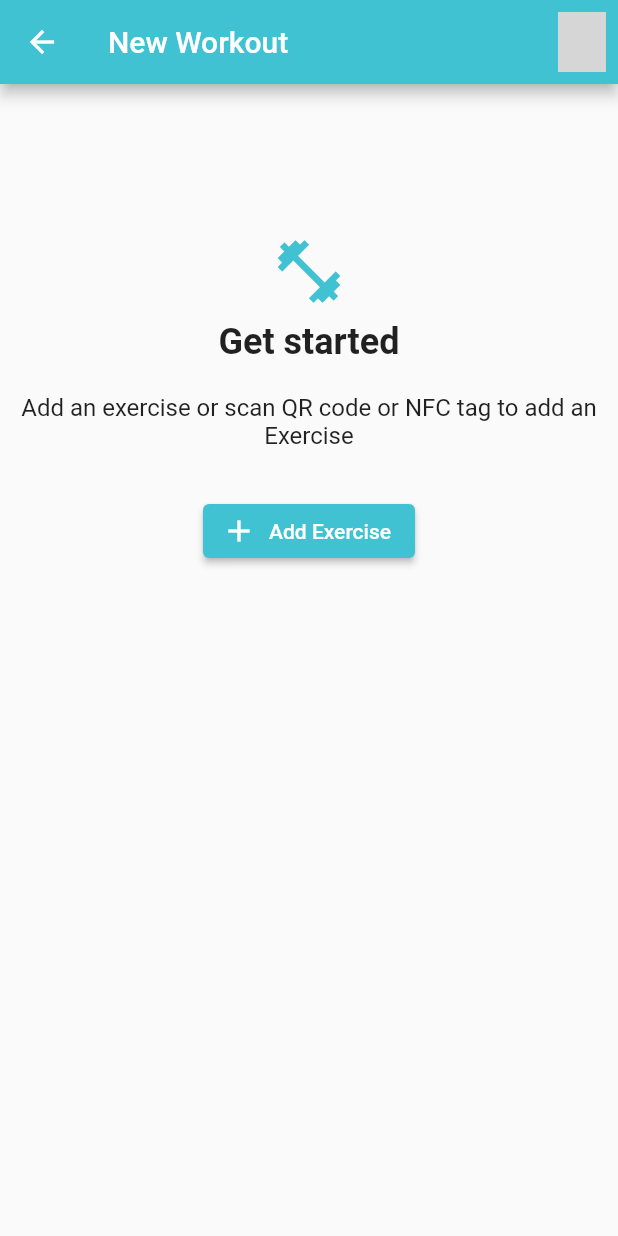
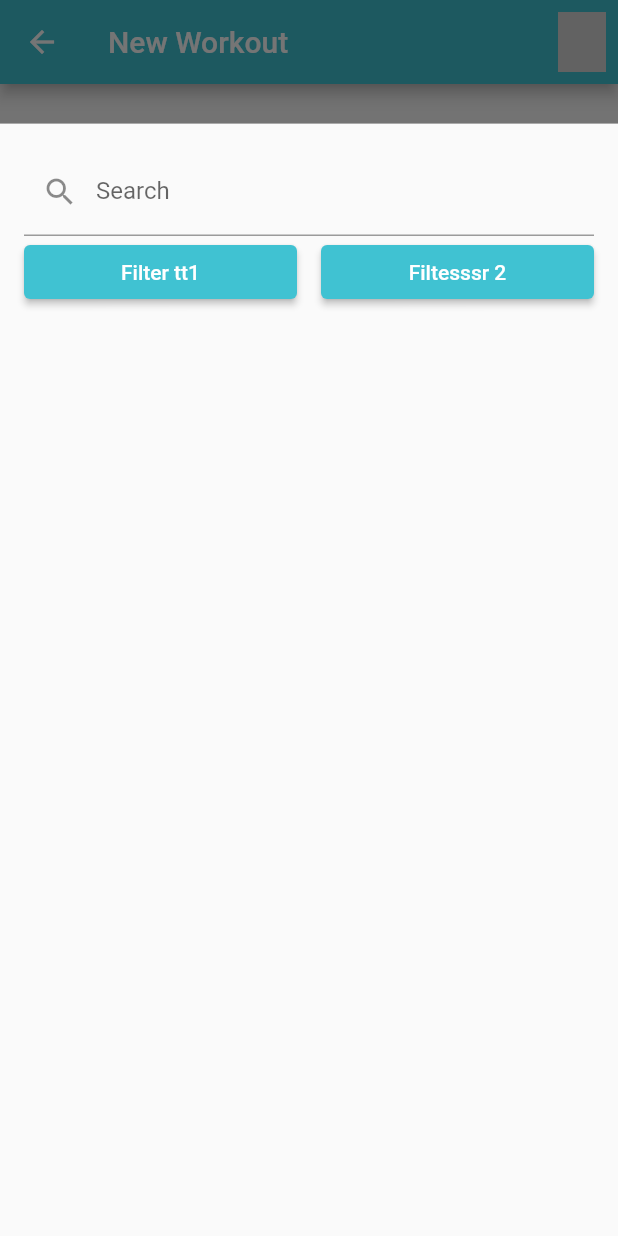
Before and after one commit to SamlaApp/samla_app, a Flutter app: the NewWorkout screen opened directly, after a tap on "Add Exercise", on a phone screen of 412 x 824 dp. Run offline on Flutter 3.47's test engine with Material 2 defaults, Android fonts, the phone set to English and light mode, and no system bars; our stand-ins replace bloc, countup, dartz, equatable, fl_chart, flutter_svg and 7 more; accounts and stored records are empty; grey boxes are pictures that could not be loaded.

Commit message:
Training UI

```diff
--- a/lib/features/training/presentation/pages/new_workout.dart
+++ b/lib/features/training/presentation/pages/new_workout.dart
@@ -1,20 +1,20 @@
 import 'package:flutter/material.dart';
-import 'package:flutter_svg/svg.dart';
+import 'package:flutter_svg/flutter_svg.dart';
 import 'package:samla_app/config/themes/common_styles.dart';
-
+import 'package:samla_app/features/training/presentation/widgets/routineButtons.dart';
 
 class NewWorkout extends StatelessWidget {
   @override
   Widget build(BuildContext context) {
     return Scaffold(
       appBar: AppBar(
-        title: Text('New Workout'),
-        backgroundColor: theme_green, // Assuming theme_green is a defined color
+        title: const Text('New Workout'),
+        backgroundColor: theme_green,
         actions: [
           IconButton(
             icon: SvgPicture.asset(
               'images/qrcode.svg',
-              color: Colors.white, // Assuming iconColor is a defined color
+              color: Colors.white,
             ),
             onPressed: () => Navigator.pushNamed(context, '/QRcode'),
           ),
@@ -22,37 +22,35 @@ class NewWorkout extends StatelessWidget {
       ),
       body: Center(
         child: Padding(
-          padding: const EdgeInsets.only(top:100.0),
+          padding: const EdgeInsets.only(top: 100.0),
           child: Column(
             mainAxisAlignment: MainAxisAlignment.start,
             children: <Widget>[
-              Icon(
+              const Icon(
                 Icons.fitness_center,
                 size: 50.0,
-                color: theme_green,
               ),
-              SizedBox(height: 8.0), // Adds space between the icon and the text
-              Text(
+              const SizedBox(height: 8.0),
+              const Text(
                 'Get started',
                 style: TextStyle(
-                  fontSize: 24.0, // Adjust font size as needed
+                  fontSize: 24.0,
                   fontWeight: FontWeight.bold,
                 ),
               ),
-              SizedBox(height: 20.0), // Adds space between the texts
-              Text(
+              const SizedBox(height: 20.0),
+              const Text(
                 'Add an exercise or scan QR code or NFC tag to add an Exercise',
                 textAlign: TextAlign.center,
-                style: TextStyle( fontSize: 16.0, // Adjust font size as needed
+                style: TextStyle(fontSize: 16.0),
               ),
-              ),
-              SizedBox(height: 30.0), // Adds space between the text and the button
+              const SizedBox(height: 30.0),
           ElevatedButton.icon(
             onPressed: () {
-                  // Handle button press
+              _showAddExerciseSheet(context);
             },
-                icon: Icon(Icons.add),
-                label: Text('Add Exercise'),
+            icon: const Icon(Icons.add),
+            label: const Text('Add Exercise'),
             style: ElevatedButton.styleFrom(
               backgroundColor: theme_green,
             ),
@@ -63,47 +61,66 @@ class NewWorkout extends StatelessWidget {
       ),
     );
   }
-}
 
-
-class MuscleGroupCard extends StatelessWidget {
-  final String muscleGroupName;
-  final String imageUrl;
-
-  MuscleGroupCard({required this.muscleGroupName, required this.imageUrl});
-
-  @override
-  Widget build(BuildContext context) {
-    return Card(
-      elevation: 1,
-      child: ListTile(
-        contentPadding: EdgeInsets.symmetric(horizontal: 30.0),
-        minVerticalPadding: 50.0,
-        leading: Container(
+  void _showAddExerciseSheet(BuildContext context) {
+    showModalBottomSheet(
+      context: context,
+      isScrollControlled: true,  // allows the bottom sheet to be displayed at its full height
+      builder: (BuildContext context) {
+        return FractionallySizedBox(
+          heightFactor: 0.9,  // 90% of screen height
+          child: Padding(
+            padding: const EdgeInsets.all(16.0),
             child: Column(
-            mainAxisAlignment: MainAxisAlignment.end,
-            children: [
+              mainAxisSize: MainAxisSize.min,
+              children: <Widget>[
+                TextField(
+                  decoration: const InputDecoration(
+                    labelText: 'Search',
+                    prefixIcon: Icon(Icons.search),
+                  ),
+                ),
+                Row(
+                  children: <Widget>[
                     Expanded(
-                child: Image.network(
-                  imageUrl,
-                  fit: BoxFit.fitHeight,
+                      child: ElevatedButton(
+                        onPressed: () {
+                          // Handle filter button 1 press
+                        },
+                        child: const Text('Filter tt1'),
+                        style: ElevatedButton.styleFrom(
+                          backgroundColor: theme_green,
+                        ),
+                      ),
+                    ),
+                    SizedBox(width: 16.0),  // Adds some space between the two buttons
+                    Expanded(
+                      child: ElevatedButton(
+                        onPressed: () {
+                          // Handle filter button 2 press
+                        },
+                        child: const Text('Filtesssr 2'),
+                        style: ElevatedButton.styleFrom(
+                          backgroundColor: theme_green,
+                        ),
                       ),
                     ),
                   ],
                 ),
-        ),
-        title: Text(
-          muscleGroupName,
-          textAlign: TextAlign.left,
-          style: TextStyle(
-            fontSize: 20,
-            fontWeight: FontWeight.w500,
-          ),
+              ],
             ),
           ),
         );
+      },
+    );
   }
+
 }
+
+
+
+
+
 // MuscleGroupCard(
 //   muscleGroupName: 'Chest',
 //   imageUrl: 'https://v2.exercisedb.io/image/mC3NaRoKzI9D-S',
```
Also changed, not shown: lib/features/training/presentation/pages/training.dart (+4 -123 lines), lib/features/training/presentation/widgets/muscleGroupsCard.dart (added, +40 -0 lines), lib/features/training/presentation/widgets/routineButtons.dart (added, +61 -0 lines), lib/features/training/presentation/widgets/routineCard.dart (added, +51 -0 lines), lib/features/training/presentation/widgets/sectionTitle.dart (added, +14 -0 lines). Lines whose indentation alone changed are shown as unchanged.
